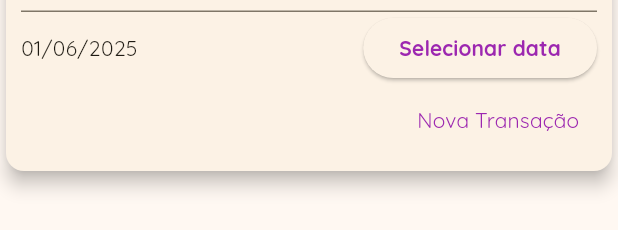
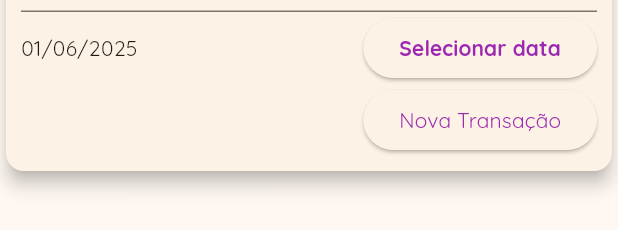
Before and after one commit to maitabom/expenses, a Flutter app: the TransactionForm widget shown alone on an empty page, opened directly with empty values, on a phone screen of 412 x 824 dp. Shown: the part 177-407 px from the top of the screen. Run offline on Flutter 3.47's test engine with Material 3 defaults, Android fonts, the phone set to English and light mode, and no system bars.

Commit message:
feat: substituir botão de texto por botão adaptativo na forma de transação

```diff
--- /dev/null
+++ b/lib/components/adaptative_button.dart
@@ -0,0 +1,24 @@
+import 'dart:io';
+
+import 'package:flutter/cupertino.dart';
+import 'package:flutter/material.dart';
+
+class AdaptativeButton extends StatelessWidget {
+  final String label;
+  final VoidCallback? onPressed;
+
+  const AdaptativeButton({required this.label, this.onPressed, super.key});
+
+  @override
+  Widget build(BuildContext context) {
+    return Platform.isIOS
+        ? CupertinoButton(onPressed: onPressed, child: Text(label))
+        : ElevatedButton(
+          style: ElevatedButton.styleFrom(
+            foregroundColor: Theme.of(context).primaryColor,
+          ),
+          onPressed: onPressed,
+          child: Text(label),
+        );
+  }
+}
--- a/lib/components/transaction_form.dart
+++ b/lib/components/transaction_form.dart
@@ -1,3 +1,4 @@
+import 'package:expenses/components/adaptative_button.dart';
 import 'package:flutter/material.dart';
 import 'package:intl/intl.dart';
 
@@ -86,12 +87,9 @@ class _TransactionFormState extends State<TransactionForm> {
               Row(
                 mainAxisAlignment: MainAxisAlignment.end,
                 children: [
-                  TextButton(
-                    style: TextButton.styleFrom(
-                      foregroundColor: Theme.of(context).primaryColor,
-                    ),
+                  AdaptativeButton(
+                    label: "Nova Transação",
                     onPressed: submitForm,
-                    child: Text('Nova Transação'),
                   ),
                 ],
               ),
```
